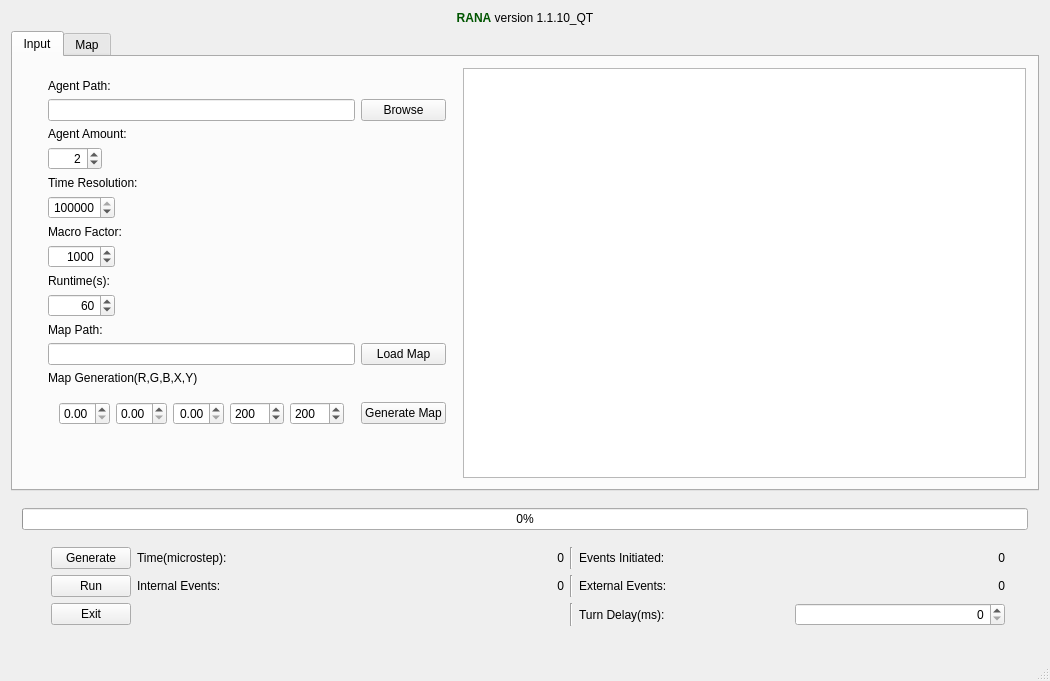
First picture: the form in mainwindow.ui, repository sojoe02/RANA, before the edit.
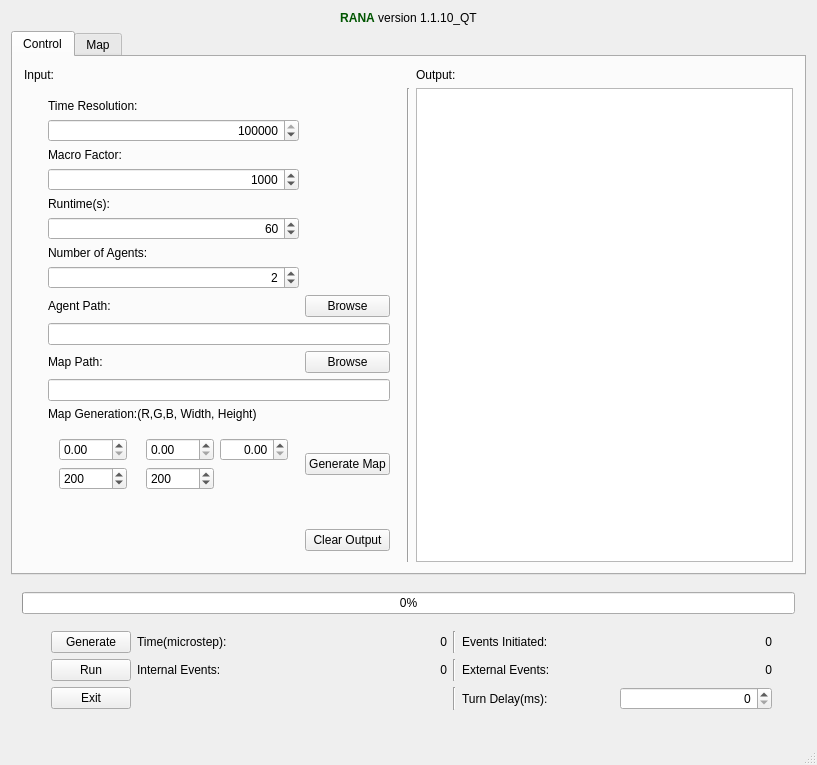
Second picture: the form after the edit. The open tabs and pages were chosen to show the change.

Commit message: Changed the layout, to better take advatage of widescreen displays, also added the ability to reset the output window. Furthermore agents are nolonger automatically added to the collision table upon initialization.

```diff
--- a/mainwindow.ui
+++ b/mainwindow.ui
@@ -6,8 +6,8 @@
    <rect>
     <x>0</x>
     <y>0</y>
-    <width>1050</width>
-    <height>681</height>
+    <width>817</width>
+    <height>761</height>
    </rect>
   </property>
   <property name="windowTitle">
@@ -22,16 +22,50 @@
       </property>
       <widget class="QWidget" name="tab_3">
        <attribute name="title">
-        <string>Input</string>
+        <string>Control</string>
        </attribute>
        <layout class="QGridLayout" name="gridLayout_5">
-        <item row="15" column="0" colspan="2">
+        <item row="16" column="2">
+         <widget class="Line" name="line">
+          <property name="windowModality">
+           <enum>Qt::WindowModal</enum>
+          </property>
+          <property name="orientation">
+           <enum>Qt::Vertical</enum>
+          </property>
+         </widget>
+        </item>
+        <item row="0" column="4">
+         <widget class="QLabel" name="label_16">
+          <property name="text">
+           <string>Output:</string>
+          </property>
+         </widget>
+        </item>
+        <item row="0" column="0">
+         <widget class="QLabel" name="label_17">
+          <property name="text">
+           <string>Input:</string>
+          </property>
+         </widget>
+        </item>
+        <item row="16" column="4">
+         <widget class="QTextEdit" name="outputTextEdit"/>
+        </item>
+        <item row="16" column="0">
          <widget class="QWidget" name="widget_3" native="true">
           <layout class="QGridLayout" name="gridLayout_2">
-           <item row="10" column="2">
+           <item row="26" column="3">
+            <widget class="QPushButton" name="pushButton">
+             <property name="text">
+              <string>Clear Output</string>
+             </property>
+            </widget>
+           </item>
+           <item row="12" column="2">
             <widget class="QSpinBox" name="macroSpinBox">
              <property name="sizePolicy">
-              <sizepolicy hsizetype="Maximum" vsizetype="Fixed">
+              <sizepolicy hsizetype="Preferred" vsizetype="Fixed">
                <horstretch>0</horstretch>
                <verstretch>0</verstretch>
               </sizepolicy>
@@ -50,24 +84,17 @@
              </property>
             </widget>
            </item>
-           <item row="17" column="1">
+           <item row="25" column="1">
             <widget class="QLabel" name="label_10">
              <property name="text">
               <string/>
              </property>
             </widget>
            </item>
-           <item row="1" column="3">
-            <widget class="QPushButton" name="browseLuaAgentButton">
-             <property name="text">
-              <string>Browse</string>
-             </property>
-            </widget>
-           </item>
-           <item row="8" column="2">
+           <item row="9" column="2">
             <widget class="QSpinBox" name="timeResSpinBox">
              <property name="sizePolicy">
-              <sizepolicy hsizetype="Maximum" vsizetype="Fixed">
+              <sizepolicy hsizetype="Preferred" vsizetype="Fixed">
                <horstretch>0</horstretch>
                <verstretch>0</verstretch>
               </sizepolicy>
@@ -92,153 +119,10 @@
              </property>
             </widget>
            </item>
-           <item row="6" column="2">
-            <widget class="QSpinBox" name="luaSpinBox">
-             <property name="sizePolicy">
-              <sizepolicy hsizetype="Maximum" vsizetype="Fixed">
-               <horstretch>0</horstretch>
-               <verstretch>0</verstretch>
-              </sizepolicy>
-             </property>
-             <property name="alignment">
-              <set>Qt::AlignRight|Qt::AlignTrailing|Qt::AlignVCenter</set>
-             </property>
-             <property name="minimum">
-              <number>1</number>
-             </property>
-             <property name="maximum">
-              <number>1000</number>
-             </property>
-             <property name="value">
-              <number>2</number>
-             </property>
-            </widget>
-           </item>
-           <item row="1" column="2">
-            <widget class="QLineEdit" name="agentPathLineEdit">
-             <property name="sizePolicy">
-              <sizepolicy hsizetype="MinimumExpanding" vsizetype="Fixed">
-               <horstretch>0</horstretch>
-               <verstretch>0</verstretch>
-              </sizepolicy>
-             </property>
-             <property name="text">
-              <string/>
-             </property>
-            </widget>
-           </item>
            <item row="14" column="2">
-            <widget class="QLineEdit" name="mapPathLineEdit"/>
-           </item>
-           <item row="16" column="3">
-            <widget class="QPushButton" name="generateMap">
-             <property name="text">
-              <string>Generate Map</string>
-             </property>
-            </widget>
-           </item>
-           <item row="16" column="2">
-            <widget class="QWidget" name="widget_5" native="true">
-             <layout class="QHBoxLayout" name="horizontalLayout_3">
-              <item>
-               <widget class="QDoubleSpinBox" name="RdoubleSpinBox">
-                <property name="toolTip">
-                 <string>%R</string>
-                </property>
-                <property name="maximum">
-                 <double>1.000000000000000</double>
-                </property>
-                <property name="singleStep">
-                 <double>0.010000000000000</double>
-                </property>
-               </widget>
-              </item>
-              <item>
-               <widget class="QDoubleSpinBox" name="GDoubleSpinBox">
-                <property name="toolTip">
-                 <string>%G</string>
-                </property>
-                <property name="minimum">
-                 <double>0.000000000000000</double>
-                </property>
-                <property name="maximum">
-                 <double>1.000000000000000</double>
-                </property>
-                <property name="singleStep">
-                 <double>0.010000000000000</double>
-                </property>
-               </widget>
-              </item>
-              <item>
-               <widget class="QDoubleSpinBox" name="BDoubleSpinBox">
-                <property name="sizePolicy">
-                 <sizepolicy hsizetype="Minimum" vsizetype="Fixed">
-                  <horstretch>0</horstretch>
-                  <verstretch>0</verstretch>
-                 </sizepolicy>
-                </property>
-                <property name="toolTip">
-                 <string>%B</string>
-                </property>
-                <property name="whatsThis">
-                 <string/>
-                </property>
-                <property name="alignment">
-                 <set>Qt::AlignRight|Qt::AlignTrailing|Qt::AlignVCenter</set>
-                </property>
-                <property name="prefix">
-                 <string/>
-                </property>
-                <property name="maximum">
-                 <double>1.000000000000000</double>
-                </property>
-                <property name="singleStep">
-                 <double>0.010000000000000</double>
-                </property>
-                <property name="value">
-                 <double>0.000000000000000</double>
-                </property>
-               </widget>
-              </item>
-              <item>
-               <widget class="QSpinBox" name="pxSpinBox">
-                <property name="toolTip">
-                 <string>Width(px)</string>
-                </property>
-                <property name="maximum">
-                 <number>4096</number>
-                </property>
-                <property name="value">
-                 <number>200</number>
-                </property>
-               </widget>
-              </item>
-              <item>
-               <widget class="QSpinBox" name="pySpinBox">
-                <property name="sizePolicy">
-                 <sizepolicy hsizetype="Minimum" vsizetype="Fixed">
-                  <horstretch>0</horstretch>
-                  <verstretch>0</verstretch>
-                 </sizepolicy>
-                </property>
-                <property name="toolTip">
-                 <string>Height(px)</string>
-                </property>
-                <property name="maximum">
-                 <number>4096</number>
-                </property>
-                <property name="value">
-                 <number>200</number>
-                </property>
-               </widget>
-              </item>
-             </layout>
-            </widget>
-           </item>
-           <item row="12" column="2">
             <widget class="QSpinBox" name="runTimeSpinBox">
              <property name="sizePolicy">
-              <sizepolicy hsizetype="Maximum" vsizetype="Fixed">
+              <sizepolicy hsizetype="Preferred" vsizetype="Fixed">
                <horstretch>0</horstretch>
                <verstretch>0</verstretch>
               </sizepolicy>
@@ -263,14 +147,85 @@
              </property>
             </widget>
            </item>
-           <item row="13" column="2">
+           <item row="26" column="2">
+            <spacer name="horizontalSpacer">
+             <property name="orientation">
+              <enum>Qt::Horizontal</enum>
+             </property>
+             <property name="sizeType">
+              <enum>QSizePolicy::Expanding</enum>
+             </property>
+             <property name="sizeHint" stdset="0">
+              <size>
+               <width>40</width>
+               <height>20</height>
+              </size>
+             </property>
+            </spacer>
+           </item>
+           <item row="19" column="2">
             <widget class="QLabel" name="label_7">
              <property name="text">
               <string>Map Path:</string>
              </property>
             </widget>
            </item>
-           <item row="14" column="3">
+           <item row="16" column="2">
+            <widget class="QSpinBox" name="luaSpinBox">
+             <property name="sizePolicy">
+              <sizepolicy hsizetype="Preferred" vsizetype="Fixed">
+               <horstretch>0</horstretch>
+               <verstretch>0</verstretch>
+              </sizepolicy>
+             </property>
+             <property name="alignment">
+              <set>Qt::AlignRight|Qt::AlignTrailing|Qt::AlignVCenter</set>
+             </property>
+             <property name="minimum">
+              <number>1</number>
+             </property>
+             <property name="maximum">
+              <number>1000</number>
+             </property>
+             <property name="value">
+              <number>2</number>
+             </property>
+            </widget>
+           </item>
+           <item row="11" column="2">
+            <widget class="QLabel" name="label_6">
+             <property name="toolTip">
+              <string>Number of mirosteps pr macrostep</string>
+             </property>
+             <property name="text">
+              <string>Macro Factor:</string>
+             </property>
+            </widget>
+           </item>
+           <item row="18" column="2" colspan="2">
+            <widget class="QLineEdit" name="agentPathLineEdit">
+             <property name="sizePolicy">
+              <sizepolicy hsizetype="MinimumExpanding" vsizetype="Fixed">
+               <horstretch>0</horstretch>
+               <verstretch>0</verstretch>
+              </sizepolicy>
+             </property>
+             <property name="text">
+              <string/>
+             </property>
+            </widget>
+           </item>
+           <item row="20" column="2" colspan="2">
+            <widget class="QLineEdit" name="mapPathLineEdit"/>
+           </item>
+           <item row="17" column="3">
+            <widget class="QPushButton" name="browseLuaAgentButton">
+             <property name="text">
+              <string>Browse</string>
+             </property>
+            </widget>
+           </item>
+           <item row="19" column="3">
             <widget class="QPushButton" name="browseMapButton">
              <property name="sizePolicy">
               <sizepolicy hsizetype="Minimum" vsizetype="Fixed">
@@ -279,11 +234,11 @@
               </sizepolicy>
              </property>
              <property name="text">
-              <string>Load Map</string>
+              <string>Browse</string>
              </property>
             </widget>
            </item>
-           <item row="7" column="2">
+           <item row="8" column="2">
             <widget class="QLabel" name="label_5">
              <property name="toolTip">
               <string>Number of microsteps pr second</string>
@@ -296,45 +251,21 @@
              </property>
             </widget>
            </item>
-           <item row="11" column="2">
+           <item row="13" column="2">
             <widget class="QLabel" name="label_13">
              <property name="text">
               <string>Runtime(s):</string>
              </property>
             </widget>
            </item>
-           <item row="9" column="2">
-            <widget class="QLabel" name="label_6">
-             <property name="toolTip">
-              <string>Number of mirosteps pr macrostep</string>
-             </property>
-             <property name="text">
-              <string>Macro Factor:</string>
-             </property>
-            </widget>
-           </item>
-           <item row="5" column="2">
-            <widget class="QLabel" name="label_2">
-             <property name="text">
-              <string>Agent Amount:</string>
-             </property>
-            </widget>
-           </item>
-           <item row="0" column="2">
-            <widget class="QLabel" name="label">
-             <property name="text">
-              <string>Agent Path:</string>
-             </property>
-            </widget>
-           </item>
-           <item row="15" column="2">
+           <item row="21" column="2">
             <widget class="QLabel" name="label_11">
              <property name="text">
-              <string>Map Generation(R,G,B,X,Y)</string>
+              <string>Map Generation:(R,G,B, Width, Height)</string>
              </property>
             </widget>
            </item>
-           <item row="17" column="2">
+           <item row="25" column="2" colspan="2">
             <spacer name="verticalSpacer">
              <property name="orientation">
               <enum>Qt::Vertical</enum>
@@ -347,12 +278,141 @@
              </property>
             </spacer>
            </item>
+           <item row="17" column="2">
+            <widget class="QLabel" name="label">
+             <property name="text">
+              <string>Agent Path:</string>
+             </property>
+            </widget>
+           </item>
+           <item row="15" column="2">
+            <widget class="QLabel" name="label_2">
+             <property name="text">
+              <string>Number of Agents:</string>
+             </property>
+            </widget>
+           </item>
+           <item row="22" column="2">
+            <widget class="QWidget" name="widget_5" native="true">
+             <layout class="QGridLayout" name="gridLayout_7">
+              <item row="1" column="0">
+               <widget class="QSpinBox" name="pySpinBox">
+                <property name="sizePolicy">
+                 <sizepolicy hsizetype="Minimum" vsizetype="Fixed">
+                  <horstretch>0</horstretch>
+                  <verstretch>0</verstretch>
+                 </sizepolicy>
+                </property>
+                <property name="toolTip">
+                 <string>Height(px)</string>
+                </property>
+                <property name="maximum">
+                 <number>4096</number>
+                </property>
+                <property name="value">
+                 <number>200</number>
+                </property>
+               </widget>
+              </item>
+              <item row="0" column="3">
+               <widget class="QDoubleSpinBox" name="BDoubleSpinBox">
+                <property name="sizePolicy">
+                 <sizepolicy hsizetype="Minimum" vsizetype="Fixed">
+                  <horstretch>0</horstretch>
+                  <verstretch>0</verstretch>
+                 </sizepolicy>
+                </property>
+                <property name="toolTip">
+                 <string>%B</string>
+                </property>
+                <property name="whatsThis">
+                 <string/>
+                </property>
+                <property name="alignment">
+                 <set>Qt::AlignRight|Qt::AlignTrailing|Qt::AlignVCenter</set>
+                </property>
+                <property name="prefix">
+                 <string/>
+                </property>
+                <property name="maximum">
+                 <double>1.000000000000000</double>
+                </property>
+                <property name="singleStep">
+                 <double>0.010000000000000</double>
+                </property>
+                <property name="value">
+                 <double>0.000000000000000</double>
+                </property>
+               </widget>
+              </item>
+              <item row="0" column="0">
+               <widget class="QDoubleSpinBox" name="RdoubleSpinBox">
+                <property name="toolTip">
+                 <string>%R</string>
+                </property>
+                <property name="maximum">
+                 <double>1.000000000000000</double>
+                </property>
+                <property name="singleStep">
+                 <double>0.010000000000000</double>
+                </property>
+               </widget>
+              </item>
+              <item row="1" column="2">
+               <widget class="QSpinBox" name="pxSpinBox">
+                <property name="toolTip">
+                 <string>Width(px)</string>
+                </property>
+                <property name="maximum">
+                 <number>4096</number>
+                </property>
+                <property name="value">
+                 <number>200</number>
+                </property>
+               </widget>
+              </item>
+              <item row="0" column="2">
+               <widget class="QDoubleSpinBox" name="GDoubleSpinBox">
+                <property name="toolTip">
+                 <string>%G</string>
+                </property>
+                <property name="minimum">
+                 <double>0.000000000000000</double>
+                </property>
+                <property name="maximum">
+                 <double>1.000000000000000</double>
+                </property>
+                <property name="singleStep">
+                 <double>0.010000000000000</double>
+                </property>
+               </widget>
+              </item>
+              <item row="0" column="1">
+               <widget class="QLabel" name="label_18">
+                <property name="sizePolicy">
+                 <sizepolicy hsizetype="Fixed" vsizetype="Preferred">
+                  <horstretch>0</horstretch>
+                  <verstretch>0</verstretch>
+                 </sizepolicy>
+                </property>
+                <property name="text">
+                 <string/>
+                </property>
+               </widget>
+              </item>
+             </layout>
+            </widget>
+           </item>
+           <item row="22" column="3">
+            <widget class="QPushButton" name="generateMap">
+             <property name="text">
+              <string>Generate Map</string>
+             </property>
+            </widget>
+           </item>
           </layout>
          </widget>
         </item>
-        <item row="15" column="2">
-         <widget class="QTextEdit" name="outputTextEdit"/>
-        </item>
        </layout>
       </widget>
       <widget class="QWidget" name="tab_2">
```
Left out of the diff: 2 changed lines with no effect on the pictures. The commit also changes 2 other files.
